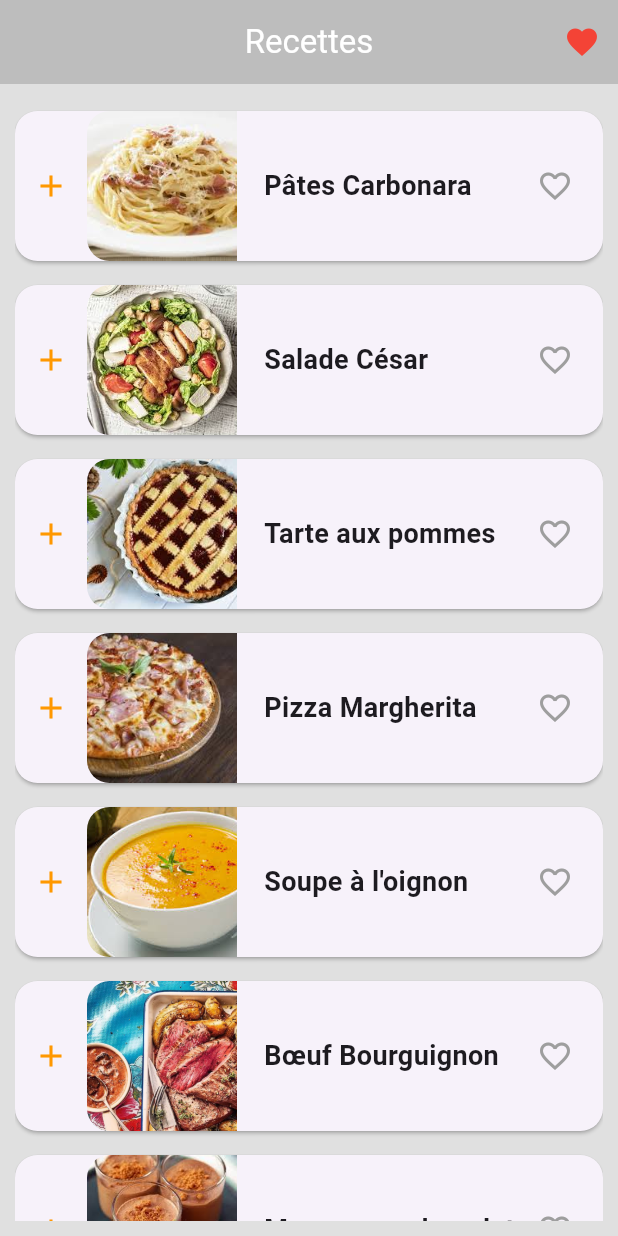
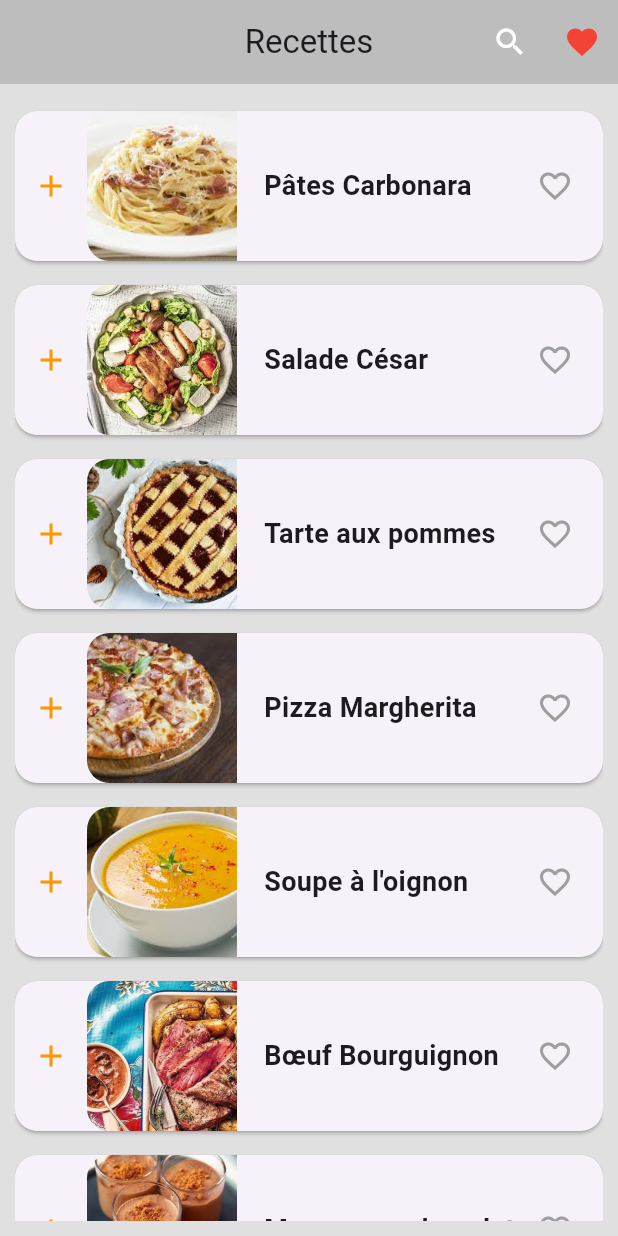
Before and after one commit to Winsmo/Glu-trotter, a Flutter app: the RecipesPage screen opened directly, on a phone screen of 412 x 824 dp. Run offline on Flutter 3.47's test engine with Material 3 defaults, Android fonts, the light colour scheme and no system bars; our stand-ins replace audioplayers, firebase_core, flutter_map, geolocator, latlong2, shared_preferences and 1 more; missing offline and left inert: mobile_scanner; accounts and stored records are empty.

Commit message:
=> Ajout recherche de recettes dans la liste des recettes

```diff
--- a/lib/screens/recipes_screen.dart
+++ b/lib/screens/recipes_screen.dart
@@ -59,6 +59,8 @@ class _RecipesPageState extends State<RecipesPage> {
   ];
 
   Set<String> likedRecipes = {};
+  String searchQuery = "";
+  bool isSearching = false;
 
   @override
   void initState() {
@@ -128,13 +130,43 @@ class _RecipesPageState extends State<RecipesPage> {
 
   @override
   Widget build(BuildContext context) {
+    final filteredRecipes = recipes.where((recipe) {
+      return recipe['title']!.toLowerCase().contains(searchQuery.toLowerCase());
+    }).toList();
+
     return Scaffold(
       backgroundColor: Colors.grey[300],
       appBar: AppBar(
         backgroundColor: Colors.grey[400],
-        title: Text('Recettes', style: TextStyle(color: Colors.white)),
+        title: isSearching
+            ? TextField(
+          decoration: InputDecoration(
+            hintText: 'Rechercher une recette...',
+            hintStyle: TextStyle(color: Colors.white70),
+            border: InputBorder.none,
+          ),
+          style: TextStyle(color: Colors.white),
+          autofocus: true,
+          onChanged: (value) {
+            setState(() {
+              searchQuery = value;
+            });
+          },
+        )
+            : Text('Recettes'),
         centerTitle: true,
         actions: [
+          IconButton(
+            icon: Icon(isSearching ? Icons.close : Icons.search, color: Colors.white),
+            onPressed: () {
+              setState(() {
+                isSearching = !isSearching;
+                if (!isSearching) {
+                  searchQuery = "";
+                }
+              });
+            },
+          ),
           IconButton(
             icon: Icon(Icons.favorite, color: Colors.red),
             onPressed: () {
@@ -151,9 +183,9 @@ class _RecipesPageState extends State<RecipesPage> {
       body: Padding(
         padding: const EdgeInsets.all(10.0),
         child: ListView.builder(
-          itemCount: recipes.length,
+          itemCount: filteredRecipes.length,
           itemBuilder: (context, index) {
-            final recipe = recipes[index];
+            final recipe = filteredRecipes[index];
             final isLiked = likedRecipes.contains(recipe['title']);
             return GestureDetector(
               onTap: () {
```
